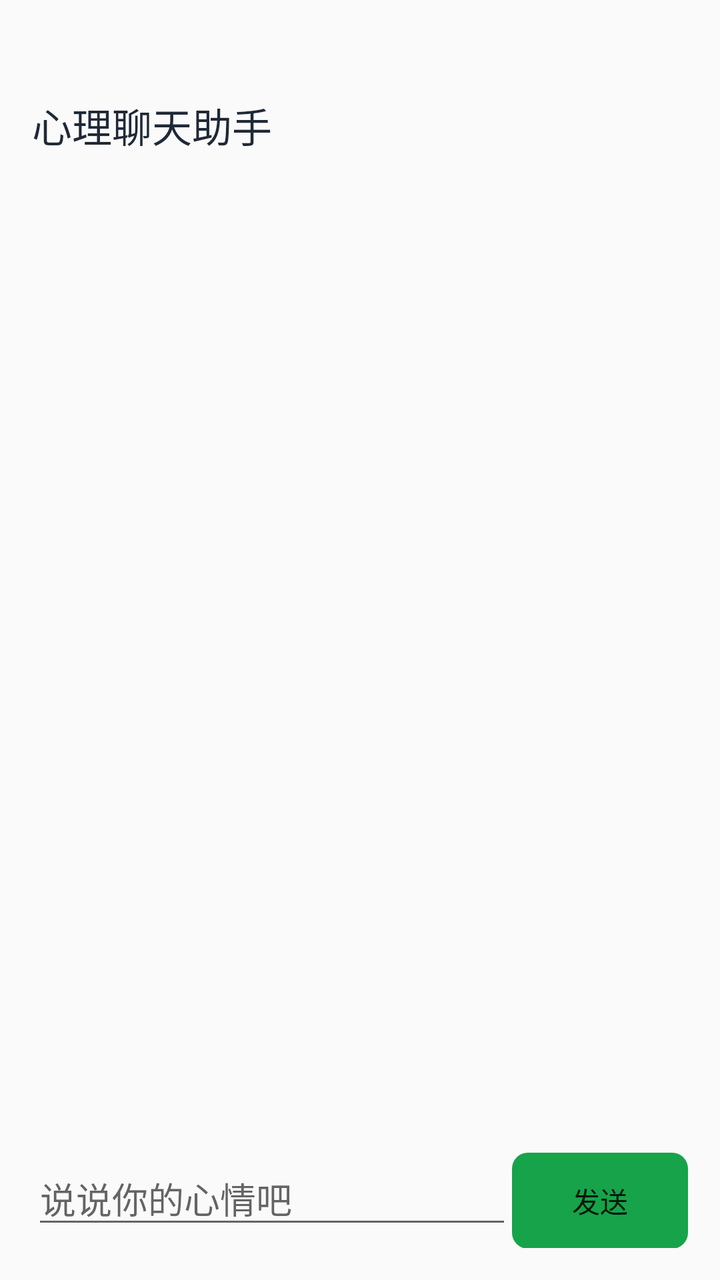
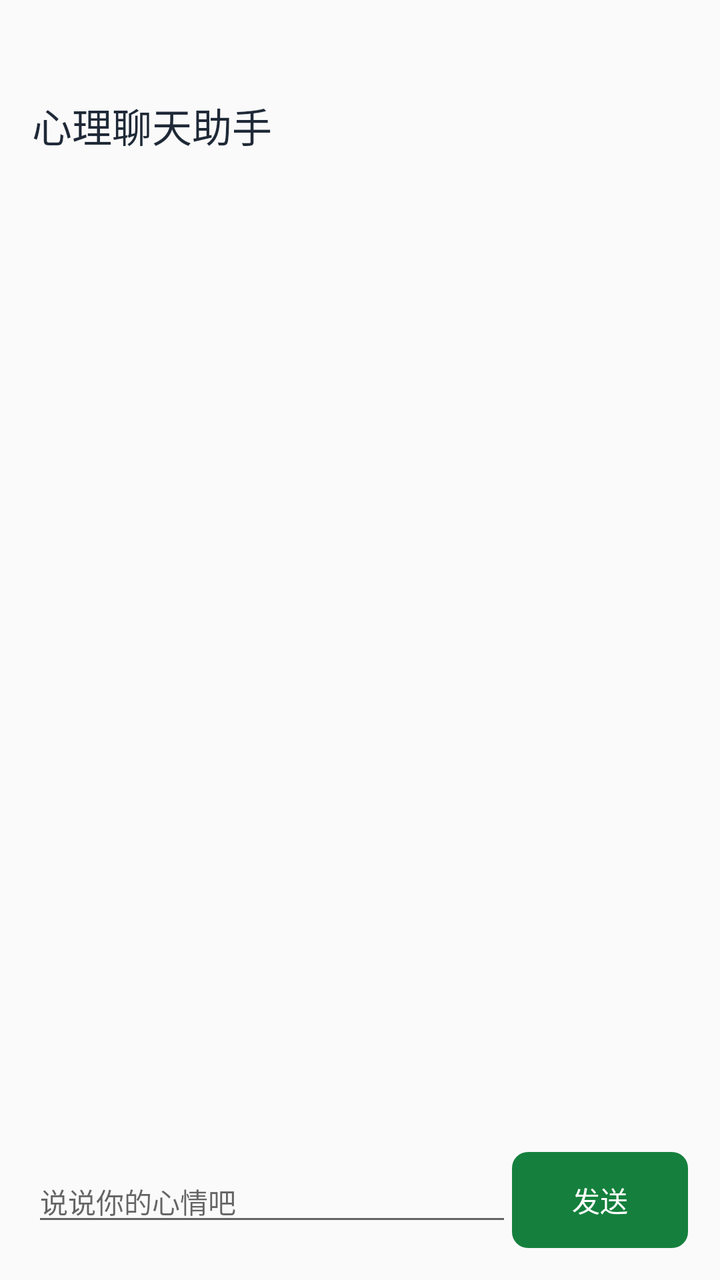

The first picture is an Android layout as it rendered before a commit; the second is the same layout after the commit. The layout source and the unified diff follow.
<!-- AndroidManifest.xml: activity theme Theme.AppCompat.Light.NoActionBar -->
<!-- res/layout/activity_psychology.xml -->
<?xml version="1.0" encoding="utf-8"?>
<LinearLayout
    xmlns:android="http://schemas.android.com/apk/res/android"
    android:orientation="vertical"
    android:layout_width="match_parent"
    android:layout_height="match_parent"
    android:padding="@dimen/space_16">
    <TextView
        android:id="@+id/tvTitle"
        android:layout_width="match_parent"
        android:layout_height="wrap_content"
        android:layout_marginTop="@dimen/space_32"
        android:text="心理聊天助手"
        android:textColor="@color/on_surface" android:textAppearance="@style/TextAppearance.WinsRehab.Headline20"/>

    <androidx.recyclerview.widget.RecyclerView
        android:layout_marginTop="@dimen/space_8"
        android:id="@+id/rvChat"
        android:layout_width="match_parent"
        android:layout_height="0dp"
        android:layout_weight="1"
        android:overScrollMode="never"
        android:scrollbars="vertical"/>

    <LinearLayout
        android:orientation="horizontal"
        android:layout_width="match_parent"
        android:layout_height="wrap_content">

        <EditText
            android:id="@+id/etMessage"
            android:layout_width="0dp"
            android:layout_weight="1"
            android:layout_height="wrap_content"
            android:hint="说说你的心情吧"/>

        <Button
            android:id="@+id/btnSend"
            android:layout_width="wrap_content"
            android:layout_height="wrap_content"
            android:backgroundTint="@color/brand_patient_primary"
            style="@style/MyRoundButton"

            android:text="发送"/>
    </LinearLayout>

</LinearLayout>
<!-- resources referenced by this layout -->
<resources>
  <color name="brand_patient_primary">#FF16A34A</color>
  <color name="on_surface">#FF1F2937</color>
  <dimen name="space_16">16dp</dimen>
  <dimen name="space_32">32dp</dimen>
  <dimen name="space_8">8dp</dimen>
  <style name="MyRoundButton">MyRoundButton
          <item name="android:background">@drawable/shape_btn_round</item>
  
      </style>
  <style name="TextAppearance.WinsRehab.Headline20">
          <item name="android:textSize">20sp</item> 
      </style>
  <!-- drawable shape_btn_round (drawable) -->
  <?xml version="1.0" encoding="utf-8"?>
  <shape xmlns:android="http://schemas.android.com/apk/res/android">
  
      <corners android:radius="@dimen/radius_8"/>               
      <padding android:left="@dimen/space_4" android:right="@dimen/space_4"
        />
  </shape>
  <dimen name="radius_8">8dp</dimen>
  <dimen name="space_4">4dp</dimen>
</resources>

<!-- the commit's change to res/layout/activity_psychology.xml (unified diff, before → after) -->
@@ -32,15 +32,16 @@
             android:layout_width="0dp"
             android:layout_weight="1"
             android:layout_height="wrap_content"
+            android:textColor="@color/on_surface" android:textAppearance="@style/TextAppearance.WinsRehab.Body14"
             android:hint="说说你的心情吧"/>
 
         <Button
             android:id="@+id/btnSend"
             android:layout_width="wrap_content"
             android:layout_height="wrap_content"
-            android:backgroundTint="@color/brand_patient_primary"
+            android:backgroundTint="@color/brand_patient_primary_dark"
             style="@style/MyRoundButton"
-
+            android:textColor="@color/on_primary" android:textAppearance="@style/TextAppearance.WinsRehab.Body14"
             android:text="发送"/>
     </LinearLayout>
 
<!-- resource entries referenced after the edit -->
@@ -1,6 +1,7 @@
 <!-- resources referenced by this layout -->
 <resources>
-  <color name="brand_patient_primary">#FF16A34A</color>
+  <color name="brand_patient_primary_dark">#FF15803D</color>
+  <color name="on_primary">#FFFFFFFF</color>
   <color name="on_surface">#FF1F2937</color>
   <dimen name="space_16">16dp</dimen>
   <dimen name="space_32">32dp</dimen>
@@ -8,6 +9,9 @@
   <style name="MyRoundButton">MyRoundButton
           <item name="android:background">@drawable/shape_btn_round</item>
   
+      </style>
+  <style name="TextAppearance.WinsRehab.Body14">
+          <item name="android:textSize">14sp</item> 
       </style>
   <style name="TextAppearance.WinsRehab.Headline20">
           <item name="android:textSize">20sp</item> 
